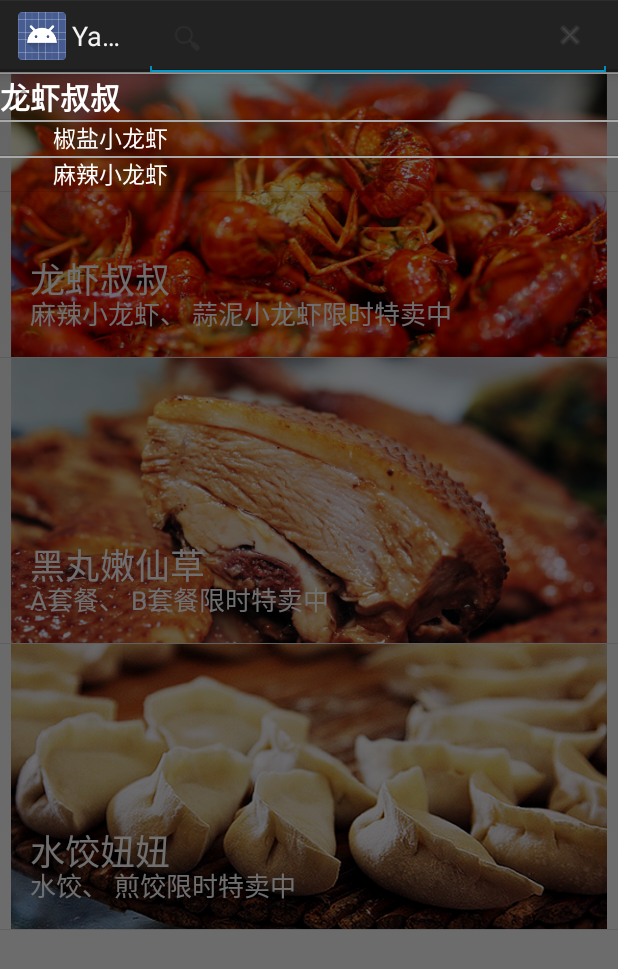
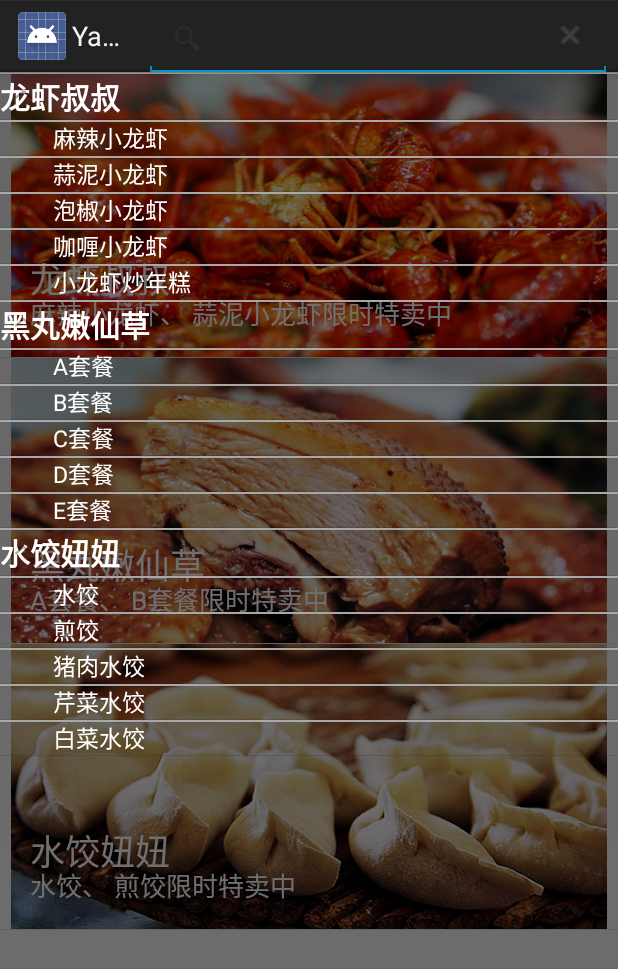
Before and after one commit to dengn/YabbyHouse, an Android app: the fragment PlateFragment shown on its own in the app's theme, after a tap on "Search", on a phone screen of 412 x 824 dp. Shown: the top 969 px of the screen. Run offline under Robolectric (Android 15) with nearby library versions, the phone set to English and light mode, and no system bars; our stand-ins replace CircleImageView.

Commit message:
Add the items of search list

```diff
--- a/melbourneStore/src/main/java/com/melbournestore/fragments/PlateFragment.java
+++ b/melbourneStore/src/main/java/com/melbournestore/fragments/PlateFragment.java
@@ -193,10 +193,19 @@ public class PlateFragment extends Fragment {
 
 
         ArrayList<Plate> plateList = new ArrayList<Plate>();
-        Plate plate = new Plate(15, "椒盐小龙虾", 0, 55, 121, 0, 0, 1);
+        Plate plate = new Plate(15, "麻辣小龙虾", 0, 55, 121, 0, 0, 1);
         plateList.add(plate);
 
-        plate = new Plate(45, "麻辣小龙虾", 0, 55, 121, 0, 0, 1);
+        plate = new Plate(45, "蒜泥小龙虾", 0, 55, 121, 0, 0, 1);
+        plateList.add(plate);
+
+        plate = new Plate(45, "泡椒小龙虾", 0, 55, 121, 0, 0, 1);
+        plateList.add(plate);
+
+        plate = new Plate(45, "咖喱小龙虾", 0, 55, 121, 0, 0, 1);
+        plateList.add(plate);
+
+        plate = new Plate(45, "小龙虾炒年糕", 0, 55, 121, 0, 0, 1);
         plateList.add(plate);
 
 
@@ -204,7 +213,48 @@ public class PlateFragment extends Fragment {
 
         shopList.add(shop);
 
+        plateList = new ArrayList<Plate>();
 
+        plate = new Plate(15, "A套餐", 0, 55, 121, 0, 0, 1);
+        plateList.add(plate);
+
+        plate = new Plate(45, "B套餐", 0, 55, 121, 0, 0, 1);
+        plateList.add(plate);
+
+        plate = new Plate(45, "C套餐", 0, 55, 121, 0, 0, 1);
+        plateList.add(plate);
+
+        plate = new Plate(45, "D套餐", 0, 55, 121, 0, 0, 1);
+        plateList.add(plate);
+
+        plate = new Plate(45, "E套餐", 0, 55, 121, 0, 0, 1);
+        plateList.add(plate);
+
+        shop = new Shop(2, "黑丸嫩仙草", "123", "123", "06458789", 1, "123", "456", plateList.toArray(new Plate[plateList.size()]));
+
+        shopList.add(shop);
+
+
+        plateList = new ArrayList<Plate>();
+
+        plate = new Plate(15, "水饺", 0, 55, 121, 0, 0, 1);
+        plateList.add(plate);
+
+        plate = new Plate(45, "煎饺", 0, 55, 121, 0, 0, 1);
+        plateList.add(plate);
+
+        plate = new Plate(45, "猪肉水饺", 0, 55, 121, 0, 0, 1);
+        plateList.add(plate);
+
+        plate = new Plate(45, "芹菜水饺", 0, 55, 121, 0, 0, 1);
+        plateList.add(plate);
+
+        plate = new Plate(45, "白菜水饺", 0, 55, 121, 0, 0, 1);
+        plateList.add(plate);
+
+        shop = new Shop(3, "水饺妞妞", "123", "123", "06458789", 1, "123", "456", plateList.toArray(new Plate[plateList.size()]));
+
+        shopList.add(shop);
     }
 
 
```
